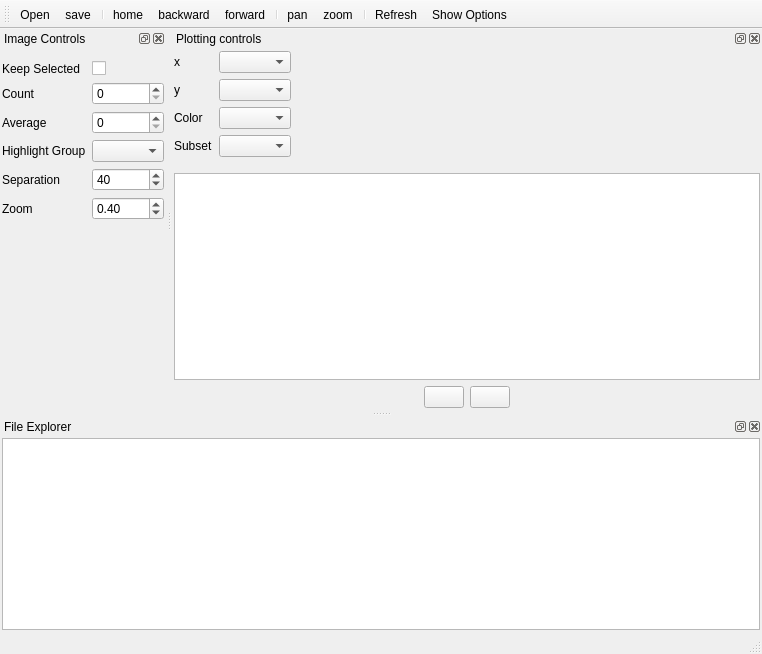
Qt form arachnid/core/gui/pyui/PlotViewer.ui (ezralanglois/arachnid) before a commit.
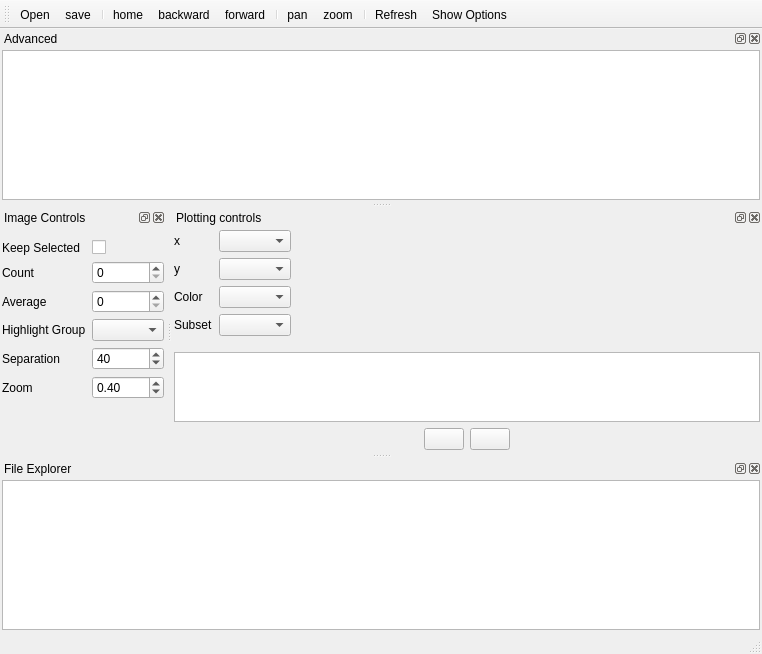
The same form after that commit. Icons and pictures are not drawn.

Commit message: Added additional controls: advanced and others

```diff
--- a/arachnid/core/gui/pyui/PlotViewer.ui
+++ b/arachnid/core/gui/pyui/PlotViewer.ui
@@ -393,6 +393,46 @@
     </layout>
    </widget>
   </widget>
+  <widget class="QDockWidget" name="advancedDockWidget">
+   <property name="floating">
+    <bool>true</bool>
+   </property>
+   <property name="allowedAreas">
+    <set>Qt::NoDockWidgetArea</set>
+   </property>
+   <property name="windowTitle">
+    <string>Advanced</string>
+   </property>
+   <attribute name="dockWidgetArea">
+    <number>4</number>
+   </attribute>
+   <widget class="QWidget" name="dockWidgetContents_4">
+    <layout class="QVBoxLayout" name="verticalLayout_4">
+     <property name="margin">
+      <number>2</number>
+     </property>
+     <item>
+      <widget class="QTreeView" name="advancedSettingsTreeView">
+       <property name="editTriggers">
+        <set>QAbstractItemView::DoubleClicked|QAbstractItemView::EditKeyPressed|QAbstractItemView::SelectedClicked</set>
+       </property>
+       <property name="alternatingRowColors">
+        <bool>true</bool>
+       </property>
+       <property name="indentation">
+        <number>15</number>
+       </property>
+       <property name="uniformRowHeights">
+        <bool>true</bool>
+       </property>
+       <attribute name="headerCascadingSectionResizes">
+        <bool>true</bool>
+       </attribute>
+      </widget>
+     </item>
+    </layout>
+   </widget>
+  </widget>
   <action name="actionOpen">
    <property name="icon">
     <iconset resource="../icons/icons.qrc">
```
Left out of the diff: 2 changed lines with no effect on the pictures. The commit also changes 2 other files.
